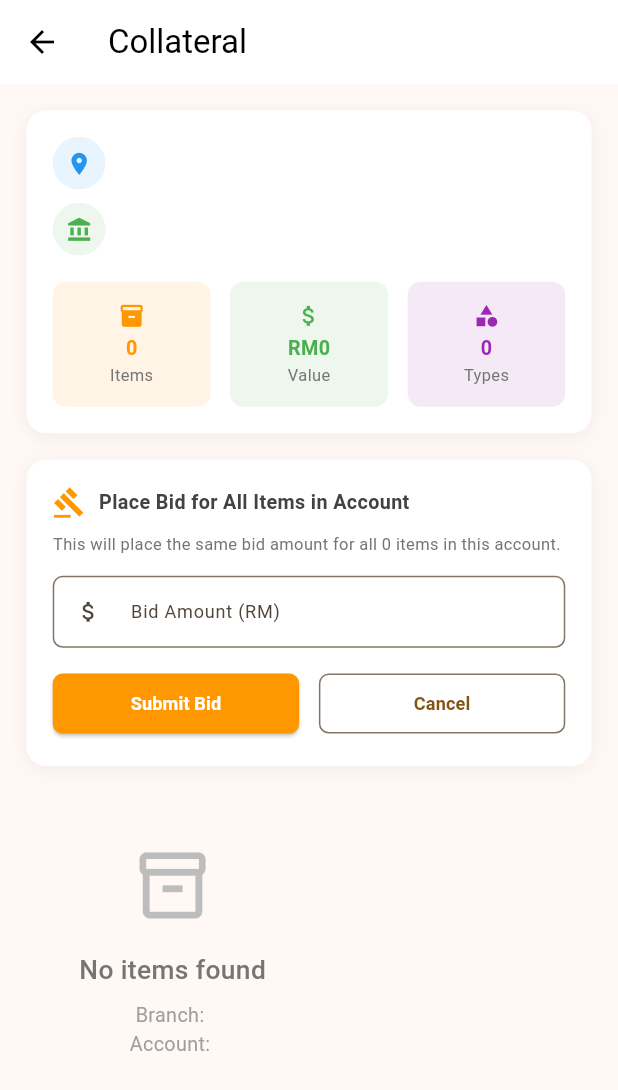
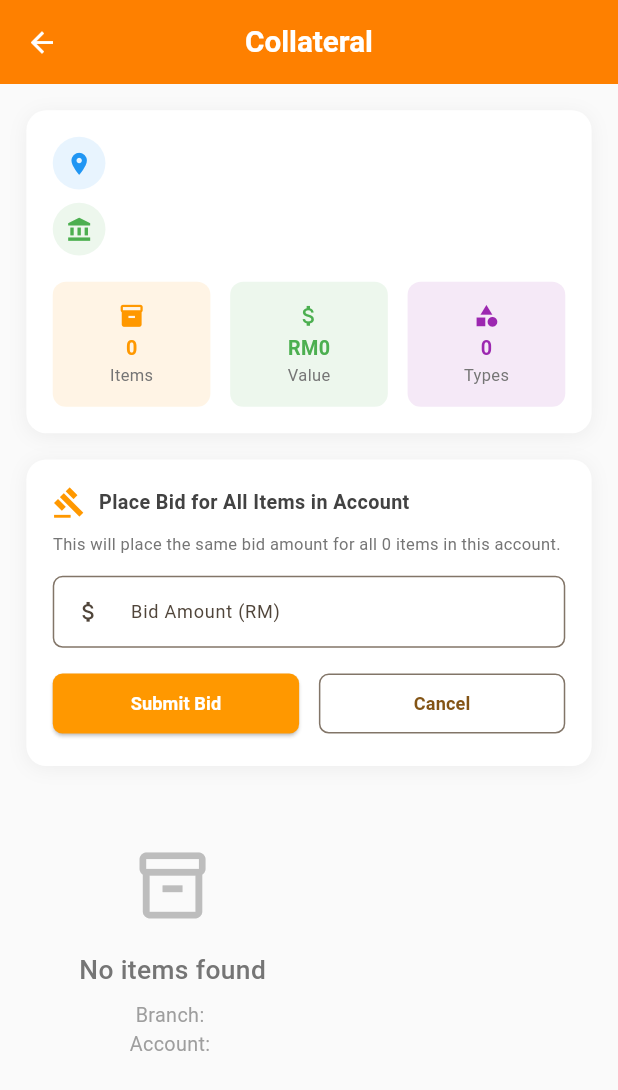
Before and after one commit to mralif93/arrahnu_mobile_app, a Flutter app: the CollateralSelectionPage screen opened directly with empty values, on a phone screen of 412 x 824 dp. Shown: the top 1090 px of the screen. Run offline on Flutter 3.47's test engine with Material 3 defaults, Android fonts, the phone set to English and light mode, and no system bars; our stand-ins replace carousel_slider, flutter_dotenv, flutter_easyloading, flutter_secure_storage, get, jwt_decoder and 2 more; accounts and stored records are empty; network calls fail; project files that could hold a hidden picture were left out.

Commit message:
Enhance CollateralSelectionPage UI with Improved Styling and Navigation
- Updated the app bar with a new background color and centered title for better visual appeal.
- Adjusted title text style for improved readability and consistency.
- Added a back button to the app bar for enhanced navigation experience.
- Set a light grey background color for the page to create a softer visual environment.

```diff
--- a/lib/pages/collateral_selection_page.dart
+++ b/lib/pages/collateral_selection_page.dart
@@ -185,11 +185,27 @@ class _CollateralSelectionPageState extends State<CollateralSelectionPage> {
     }
 
     return Scaffold(
+      backgroundColor: Colors.grey[50],
       appBar: AppBar(
-        title: Text('Collateral'),
-        backgroundColor: Colors.white,
-        foregroundColor: Colors.black,
+        title: Text(
+          'Collateral',
+          style: TextStyle(
+            fontSize: 18 * scaleFactor,
+            fontWeight: FontWeight.w600,
+            color: Colors.white,
+          ),
+        ),
+        backgroundColor: const Color(0xFFFE8000),
         elevation: 0,
+        centerTitle: true,
+        leading: IconButton(
+          icon: Icon(
+            Icons.arrow_back,
+            color: Colors.white,
+            size: 20 * scaleFactor,
+          ),
+          onPressed: () => Navigator.pop(context),
+        ),
       ),
       body: isLoading
           ? Center(
```
